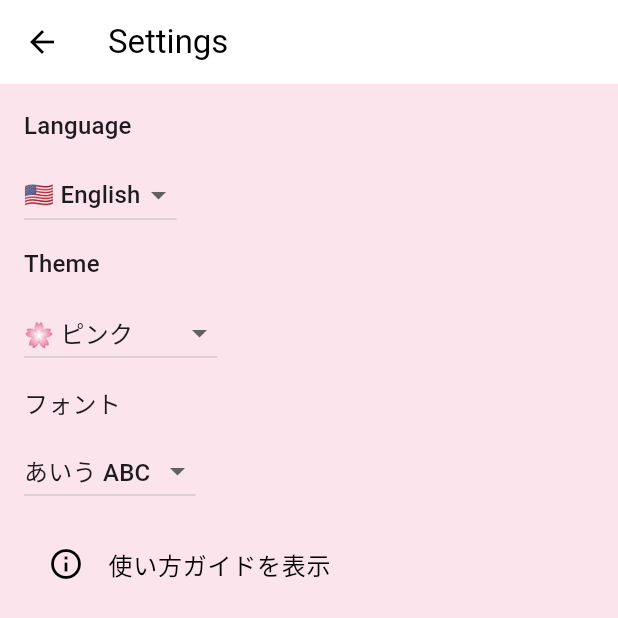
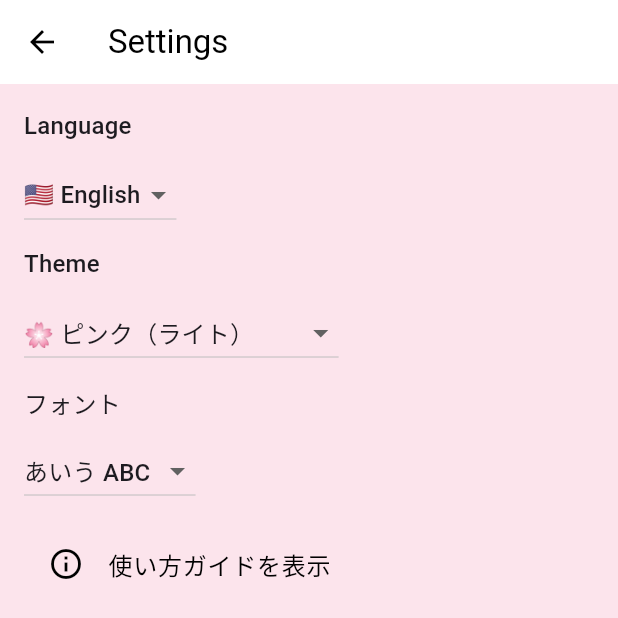
Before and after one commit to Ta813/nakimemo, a Flutter app: the SettingsScreen screen opened directly, on a phone screen of 412 x 824 dp, the top half of it. Run offline on Flutter 3.47's test engine with Material 3 defaults, Android fonts, the phone set to English and light mode, and no system bars; our stand-ins replace fl_chart, flutter_dotenv, font_awesome_flutter, google_fonts, google_mobile_ads, in_app_purchase and 3 more; missing offline and left inert: home_widget; accounts and stored records are empty; generated files the repository leaves out were written again; network calls fail; Roboto replaces fonts that are missing (Mochiy Pop One).

Commit message:
ダークモード追加

```diff
--- a/lib/screens/calendar_screen.dart
+++ b/lib/screens/calendar_screen.dart
@@ -203,7 +203,9 @@ class _CalendarScreenState extends State<CalendarScreen> {
       child: Container(
         margin: const EdgeInsets.symmetric(horizontal: 12, vertical: 0),
         child: Card(
-          color: isHovered ? themeColor.withOpacity(0.2) : Colors.white,
+          color: isHovered
+              ? themeColor.withOpacity(0.2)
+              : Theme.of(context).cardColor,
           shape: RoundedRectangleBorder(
             borderRadius: BorderRadius.circular(12),
           ),
--- a/lib/screens/input_screen.dart
+++ b/lib/screens/input_screen.dart
@@ -298,7 +298,9 @@ class _InputScreenState extends State<InputScreen> {
             shape: RoundedRectangleBorder(
               borderRadius: BorderRadius.circular(12),
             ),
-            color: isNew ? themeColor.withOpacity(0.15) : Colors.white,
+            color: isNew
+                ? themeColor.withOpacity(0.15)
+                : Theme.of(context).cardColor,
             child: ListTile(
               contentPadding:
                   const EdgeInsets.symmetric(horizontal: 16, vertical: 8),
@@ -436,7 +438,7 @@ class _InputScreenState extends State<InputScreen> {
                 const EdgeInsets.symmetric(horizontal: 16.0, vertical: 8.0),
             child: Text(
               '子どもが泣いた時に「泣いた！」ボタンを押してください。\n',
-              style: TextStyle(fontSize: 16, color: Colors.black87),
+              style: Theme.of(context).textTheme.bodyMedium,
               textAlign: TextAlign.center,
             ),
           ),
@@ -464,7 +466,7 @@ class _InputScreenState extends State<InputScreen> {
             child: Text(
               '落ち着いたらカテゴリを選んでください。\n'
               '「泣いた！」のままでも大丈夫です。',
-              style: TextStyle(fontSize: 15, color: Colors.black87),
+              style: Theme.of(context).textTheme.bodyMedium,
               textAlign: TextAlign.center,
             ),
           ),
--- a/lib/screens/settings_screen.dart
+++ b/lib/screens/settings_screen.dart
@@ -125,14 +125,22 @@ class SettingsScreen extends StatelessWidget {
 
   String _getThemeLabel(AppTheme theme) {
     switch (theme) {
-      case AppTheme.pink:
-        return '🌸 ピンク';
-      case AppTheme.mint:
-        return '🌿 ミント';
-      case AppTheme.lavender:
-        return '💜 ラベンダー';
-      default:
-        return theme.toString();
+      case AppTheme.pinkLight:
+        return '🌸 ピンク（ライト）';
+      case AppTheme.pinkDark:
+        return '🌸 ピンク（ダーク）';
+      case AppTheme.mintLight:
+        return '🌿 ミント（ライト）';
+      case AppTheme.mintDark:
+        return '🌿 ミント（ダーク）';
+      case AppTheme.lavenderLight:
+        return '💜 ラベンダー（ライト）';
+      case AppTheme.lavenderDark:
+        return '💜 ラベンダー（ダーク）';
+      case AppTheme.white:
+        return '⬜ ホワイト（シンプル）';
+      case AppTheme.black:
+        return '⬛ ブラック（ダーク）';
     }
   }
 }
--- a/lib/setting/app_themes.dart
+++ b/lib/setting/app_themes.dart
@@ -1,28 +1,77 @@
 import 'package:flutter/material.dart';
 
 enum AppTheme {
-  pink,
-  mint,
-  lavender,
+  pinkLight,
+  pinkDark,
+  mintLight,
+  mintDark,
+  lavenderLight,
+  lavenderDark,
+  white,
+  black,
 }
 
 final appThemeData = {
-  AppTheme.pink: ThemeData(
+  AppTheme.pinkLight: ThemeData(
     brightness: Brightness.light,
     primaryColor: Colors.pink[200],
+    cardColor: Colors.white,
     scaffoldBackgroundColor: Colors.pink[50],
     colorScheme: ColorScheme.light(primary: Colors.pink[300]!),
   ),
-  AppTheme.mint: ThemeData(
+  AppTheme.pinkDark: ThemeData(
+    brightness: Brightness.dark,
+    primaryColor: Colors.pink[200],
+    cardColor: Colors.black,
+    scaffoldBackgroundColor: Colors.pink[900],
+    colorScheme: ColorScheme.dark(primary: Colors.pink[300]!),
+  ),
+  AppTheme.mintLight: ThemeData(
     brightness: Brightness.light,
     primaryColor: Colors.teal[200],
+    cardColor: Colors.white,
     scaffoldBackgroundColor: Colors.teal[50],
     colorScheme: ColorScheme.light(primary: Colors.teal[300]!),
   ),
-  AppTheme.lavender: ThemeData(
+  AppTheme.mintDark: ThemeData(
+    brightness: Brightness.dark,
+    primaryColor: Colors.teal[200],
+    cardColor: Colors.black,
+    scaffoldBackgroundColor: Colors.teal[900],
+    colorScheme: ColorScheme.dark(primary: Colors.teal[300]!),
+  ),
+  AppTheme.lavenderLight: ThemeData(
     brightness: Brightness.light,
     primaryColor: Colors.purple[200],
+    cardColor: Colors.white,
     scaffoldBackgroundColor: Colors.purple[50],
     colorScheme: ColorScheme.light(primary: Colors.purple[300]!),
   ),
+  AppTheme.lavenderDark: ThemeData(
+    brightness: Brightness.dark,
+    primaryColor: Colors.purple[200],
+    cardColor: Colors.black,
+    scaffoldBackgroundColor: Colors.purple[900],
+    colorScheme: ColorScheme.dark(primary: Colors.purple[300]!),
+  ),
+  AppTheme.white: ThemeData(
+    brightness: Brightness.light,
+    primaryColor: Colors.white,
+    cardColor: Colors.white,
+    scaffoldBackgroundColor: Colors.white,
+    colorScheme: ColorScheme.light(
+      primary: Colors.grey[800]!,
+      secondary: Colors.grey[600]!,
+    ),
+  ),
+  AppTheme.black: ThemeData(
+    brightness: Brightness.dark,
+    primaryColor: Colors.black,
+    cardColor: Colors.grey[800]!,
+    scaffoldBackgroundColor: Colors.black,
+    colorScheme: ColorScheme.dark(
+      primary: Colors.grey[600]!,
+      secondary: Colors.grey[600]!,
+    ),
+  ),
 };
--- a/lib/setting/theme_provider.dart
+++ b/lib/setting/theme_provider.dart
@@ -3,7 +3,7 @@ import 'package:shared_preferences/shared_preferences.dart';
 import 'app_themes.dart';
 
 class ThemeProvider extends ChangeNotifier {
-  AppTheme _theme = AppTheme.pink;
+  AppTheme _theme = AppTheme.pinkLight;
 
   AppTheme get theme => _theme;
 
```
